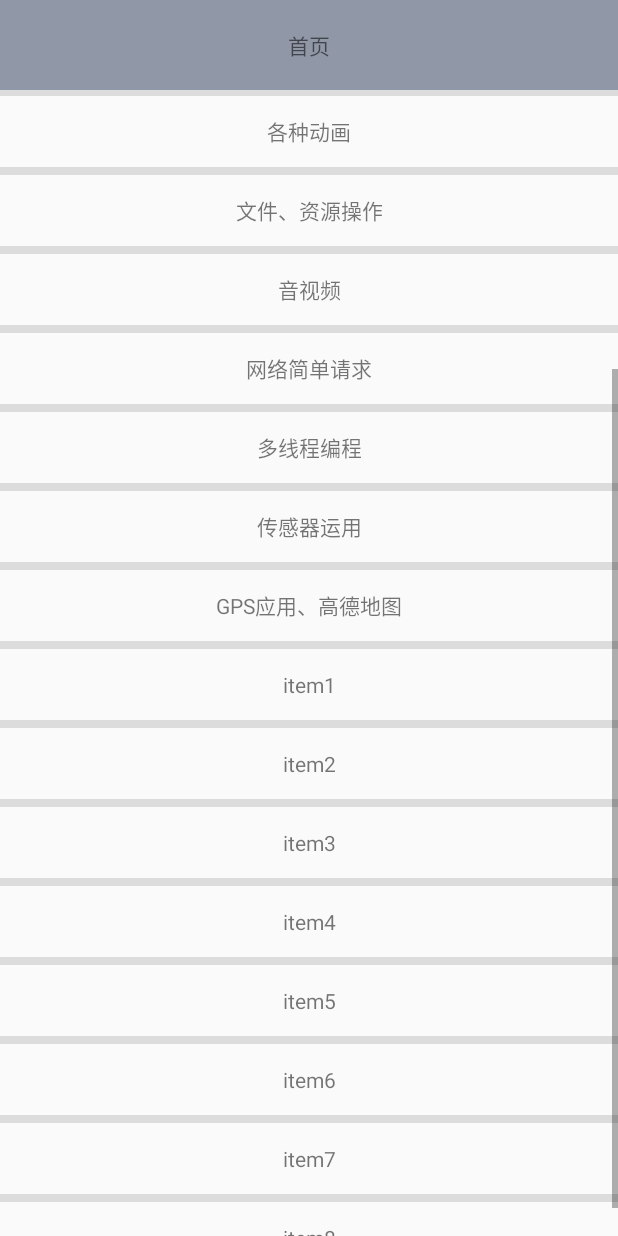
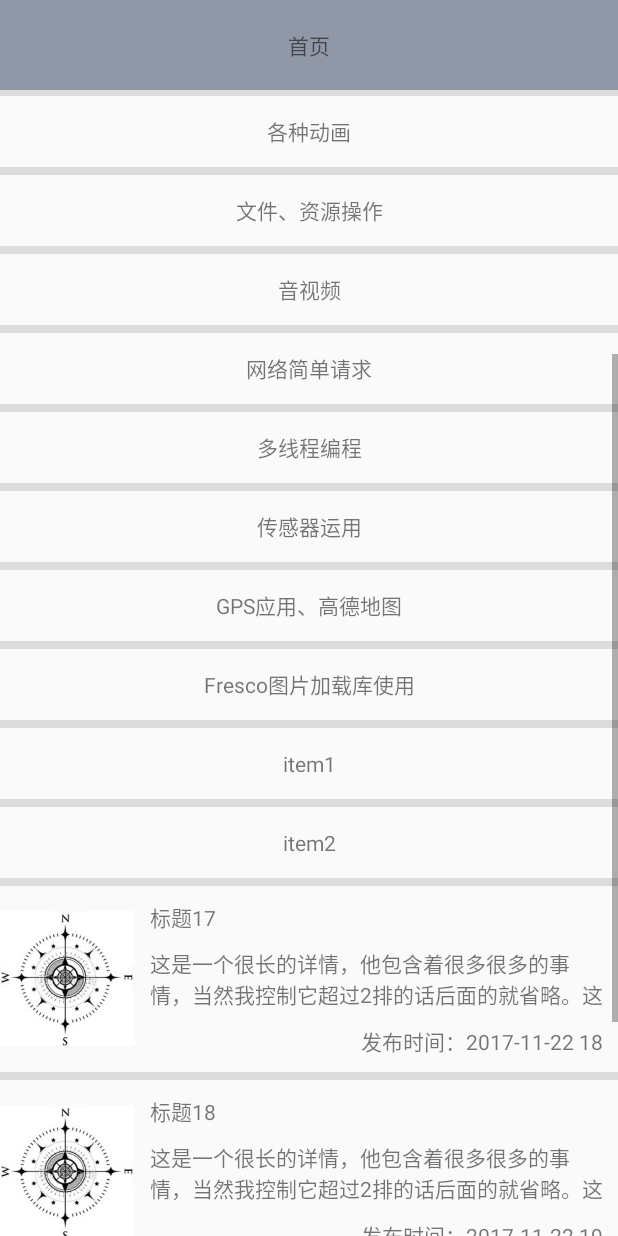
Before and after one commit to LongJiang90/androidS2.3, an Android app: the screen it shows after launch (MainActivity), scrolled down 576 dp, on a phone screen of 412 x 824 dp. Run offline under Robolectric (Android 15) with nearby library versions, the phone set to English and light mode, and no system bars; libraries missing offline, so code that uses them is left out: com.facebook.drawee, org.xutils.x; 2 statements that could not run were skipped.

Commit message:
高德地图SDK简单使用，接下来学习常用的第三方库

```diff
--- a/app/src/main/AndroidManifest.xml
+++ b/app/src/main/AndroidManifest.xml
@@ -37,12 +37,14 @@
 
 
     <application
+        android:name=".MyApplication"
         android:allowBackup="true"
         android:icon="@mipmap/ic_launcher"
         android:label="@string/app_name"
         android:roundIcon="@mipmap/ic_launcher_round"
         android:supportsRtl="true"
-        android:theme="@style/AppTheme">
+        android:theme="@style/AppTheme"
+        > <!-- android:name=指定application类 -->
 
         <!--高德地图需要开启的定位服务-->
         <service android:name="com.amap.api.location.APSService"/>
--- a/app/src/main/java/com/longj/androids23/GPSAndGaoDeMapActivity.java
+++ b/app/src/main/java/com/longj/androids23/GPSAndGaoDeMapActivity.java
@@ -19,7 +19,14 @@ import com.amap.api.location.AMapLocation;
 import com.amap.api.location.AMapLocationClient;
 import com.amap.api.location.AMapLocationClientOption;
 import com.amap.api.location.AMapLocationListener;
+import com.amap.api.maps.AMap;
+import com.amap.api.maps.CameraUpdate;
+import com.amap.api.maps.CameraUpdateFactory;
 import com.amap.api.maps.MapView;
+import com.amap.api.maps.model.BitmapDescriptorFactory;
+import com.amap.api.maps.model.LatLng;
+import com.amap.api.maps.model.Marker;
+import com.amap.api.maps.model.MarkerOptions;
 
 import java.security.MessageDigest;
 import java.security.NoSuchAlgorithmException;
@@ -33,6 +40,8 @@ public class GPSAndGaoDeMapActivity extends AppCompatActivity {
     TextView gdMapTextV;
 
     //高德地图相关属性
+    MapView mapV;
+    AMap aMap;
     AMapLocationClient mLocationClient = null;
     AMapLocationListener locationListener;
     AMapLocationClientOption mLocationOption = null;
@@ -133,6 +142,7 @@ public class GPSAndGaoDeMapActivity extends AppCompatActivity {
 
                 if (aMapLocation != null) {
                     if (aMapLocation.getErrorCode() == 0) {
+                        addPointInMapView(aMapLocation.getLatitude(),aMapLocation.getLongitude());
                         gdMapTextV.setText("高德地图的定位SDK定位信息："+"\n  经度:"+aMapLocation.getLongitude() + "\n  纬度:"+aMapLocation.getLatitude() +"\n  高度:"+aMapLocation.getAltitude()
                                 +"\n  速度:"+aMapLocation.getSpeed() +"\n  方向:"+aMapLocation.getBearing() +"\n  定位时间:"+df.format(date) );
                     }else {
@@ -149,15 +159,22 @@ public class GPSAndGaoDeMapActivity extends AppCompatActivity {
 
         mLocationOption = new AMapLocationClientOption();
         mLocationOption.setLocationMode(AMapLocationClientOption.AMapLocationMode.Hight_Accuracy);//高精度
-        mLocationOption.setInterval(10000);//设置定位间隔,单位毫秒,默认为2000ms，最低1000ms。
+        mLocationOption.setInterval(60000);//设置定位间隔,单位毫秒,默认为2000ms，最低1000ms。
         mLocationOption.setNeedAddress(true);//设置是否返回地址信息（默认返回地址信息）
         mLocationOption.setHttpTimeOut(30000);//设置请求超时时间，默认30s，最好不低于8s
         mLocationClient.setLocationOption(mLocationOption);
         mLocationClient.startLocation();// 启动定位
 
-        MapView mapV = (MapView) findViewById(R.id.mapView);
+        mapV = (MapView) findViewById(R.id.mapView);
         mapV.onCreate(savedInstanceState);
 
+        if (aMap == null) {
+            aMap = mapV.getMap();
+            CameraUpdate cu = CameraUpdateFactory.zoomTo(15);
+            aMap.moveCamera(cu);
+            CameraUpdate tiltUpdate = CameraUpdateFactory.changeTilt(30);
+            aMap.moveCamera(tiltUpdate);
+        }
 
     }
 
@@ -176,6 +193,25 @@ public class GPSAndGaoDeMapActivity extends AppCompatActivity {
             locTextV.setText("定位失败:定位信息为空  "+stateStr);
         }
     }
+
+    public void addPointInMapView(double lat, double lng) {
+        aMap.clear();
+
+        LatLng pos = new LatLng(lat, lng);
+        CameraUpdate cu = CameraUpdateFactory.changeLatLng(pos);
+        aMap.moveCamera(cu);
+        //创建大头针
+        MarkerOptions markerOptions = new MarkerOptions();
+        markerOptions.position(pos);
+        markerOptions.title("我的位置");
+        markerOptions.snippet("学习高德地图定位");
+        markerOptions.icon(BitmapDescriptorFactory.defaultMarker(BitmapDescriptorFactory.HUE_RED));
+        markerOptions.draggable(true);
+        Marker marker = aMap.addMarker(markerOptions);
+        marker.showInfoWindow();
+    }
+
+
 
     public static String sHA1(Context context) {
         try {
--- a/app/src/main/java/com/longj/androids23/MainActivity.java
+++ b/app/src/main/java/com/longj/androids23/MainActivity.java
@@ -88,8 +88,11 @@ public class MainActivity extends AppCompatActivity {
         });
 
 
-        String[] nameArr = new String[]{"图片浏览器","手势检测","常用布局","站长首页","刮刮乐","高级控件使用","动态改变布局","各种动画","文件、资源操作","音视频","网络简单请求","多线程编程",
-                "传感器运用","GPS应用、高德地图","item1","item2","item3","item4","item5","item6","item7","item8"};
+        String[] nameArr = new String[]{"图片浏览器","手势检测","常用布局","站长首页","刮刮乐"
+                , "高级控件使用", "动态改变布局","各种动画","文件、资源操作","音视频","网络简单请求"
+                , "多线程编程", "传感器运用","GPS应用、高德地图","Fresco图片加载库使用"
+                , "item1","item2","item3","item4","item5","item6","item7","item8"};
+
         names = nameArr;
         int[] idArr = new int[]{R.id.textView};
         SimpleAdapter simpleAdapter = new SimpleAdapter(this, this.getItem(nameArr), R.layout.list_view_item, nameArr, idArr);
@@ -160,7 +163,7 @@ public class MainActivity extends AppCompatActivity {
                         break;
 
                     default:
-                        Toast.makeText(view.getContext(), "开发中...",3).show();
+                        Toast.makeText(view.getContext(), "开发中...",3 ).show();
 
 
                         break;
@@ -225,23 +228,70 @@ public class MainActivity extends AppCompatActivity {
 
         @Override
         public View getView(int position, View convertView, ViewGroup parent) {
-            ViewHolder holder;
-            if (convertView==null) {
-                holder=new ViewHolder();
-                convertView=inflater.inflate(R.layout.list_view_item,null);
-                holder.tv= (TextView) convertView.findViewById(R.id.textView);
-                convertView.setTag(holder);
-            }else {
-                holder= (ViewHolder) convertView.getTag();
+
+            int type = getItemViewType(position);
+
+            FzItemHolder fzItemHolder;
+            ViewHolder viewHolder;
+            switch (type) {
+                case 0:
+                    if (convertView==null ) {
+                        fzItemHolder=new FzItemHolder();
+
+                        convertView=inflater.inflate(R.layout.list_view_fz_item,null);
+                        fzItemHolder.imageView= (ImageView) convertView.findViewById(R.id.home_item_imageView);
+                        fzItemHolder.titleTV= (TextView) convertView.findViewById(R.id.home_item_titleTextV);
+                        fzItemHolder.detialTV= (TextView) convertView.findViewById(R.id.home_item_detialTextV);
+                        fzItemHolder.fbTimeTV= (TextView) convertView.findViewById(R.id.home_item_fbTimeTextV);
+                        convertView.setTag(R.id.tag_second, fzItemHolder);
+                    }else {
+                        fzItemHolder= (FzItemHolder) convertView.getTag(R.id.tag_second);
+                    }
+
+                    fzItemHolder.imageView.setImageDrawable(getDrawable(R.drawable.zhinanzhen));
+                    fzItemHolder.titleTV.setText("标题"+position);
+//                holder.detialTV
+                    fzItemHolder.fbTimeTV.setText("发布时间：2017-11-22 "+(position+1));
+                    break;
+                case 1:
+                    if (convertView==null) {
+                        viewHolder=new ViewHolder();
+                        convertView=inflater.inflate(R.layout.list_view_item,null);
+                        viewHolder.tv= (TextView) convertView.findViewById(R.id.textView);
+                        convertView.setTag(R.id.tag_frist, viewHolder);
+                    }else {
+                        viewHolder= (ViewHolder) convertView.getTag(R.id.tag_frist);
+                    }
+                    viewHolder.tv.setText(strs[position]);
+                    break;
             }
-            holder.tv.setText(strs[position]);
             return convertView;
+        }
+
+
+        //实现下面2个协议方法，会告诉协议我有几种不同的item，且每种item的type标识，且在不同的type下会读取不同的缓存池
+        @Override
+        public int getViewTypeCount() {
+            return 2;
+        }
+        @Override
+        public int getItemViewType(int position) {
+            return position>16?0:1;
         }
 
         //缓存池 不同样式的listViewItem需要不同Holder来缓存 每一种不同的cell需要不同的holder来缓存
         class ViewHolder{
             private TextView tv;
         }
+
+        class FzItemHolder {
+
+            private ImageView imageView;
+            private TextView titleTV;
+            private TextView detialTV;
+            private TextView fbTimeTV;
+
+        }
     }
 
 }
--- a/app/src/main/java/com/longj/androids23/MyApplication.java
+++ b/app/src/main/java/com/longj/androids23/MyApplication.java
@@ -1,6 +1,8 @@
 package com.longj.androids23;
 
 import android.app.Application;
+
+import com.facebook.drawee.backends.pipeline.Fresco;
 
 import org.xutils.x;
 
@@ -16,5 +18,8 @@ public class MyApplication extends Application {
         x.Ext.init(this);
 //        x.Ext.setDebug(BuildConfig.DEBUG);//是否输出debug日志，开启会影响性能
 
+        //初始化图片加载类(Fresco)
+        Fresco.initialize(this);
+
     }
 }
--- /dev/null
+++ b/app/src/main/res/layout/list_view_fz_item.xml
@@ -0,0 +1,56 @@
+<?xml version="1.0" encoding="utf-8"?>
+<LinearLayout xmlns:android="http://schemas.android.com/apk/res/android"
+    android:orientation="vertical" android:layout_width="match_parent"
+    android:layout_height="match_parent">
+
+    <LinearLayout
+        android:layout_width="match_parent"
+        android:layout_height="wrap_content"
+        android:orientation="horizontal">
+        <ImageView
+            android:id="@+id/home_item_imageView"
+            android:layout_width="90dp"
+            android:layout_height="90dp"
+            android:src="@drawable/zhinanzhen"
+            android:layout_gravity="center_vertical"
+            />
+
+        <LinearLayout
+            android:layout_width="match_parent"
+            android:layout_height="wrap_content"
+            android:orientation="vertical">
+            <TextView
+                android:id="@+id/home_item_titleTextV"
+                android:layout_width="match_parent"
+                android:layout_height="wrap_content"
+                android:layout_marginLeft="10dp"
+                android:layout_marginRight="10dp"
+                android:text="标题"
+                android:layout_marginTop="10dp"/>
+            <TextView
+                android:id="@+id/home_item_detialTextV"
+                android:layout_width="match_parent"
+                android:layout_height="wrap_content"
+                android:text="这是一个很长的详情，他包含着很多很多的事情，当然我控制它超过2排的话后面的就省略。这是一个很长的详情，他包含着很多很多的事情，当然我控制它超过2排的话后面的就省略。这是一个很长的详情，他包含着很多很多的事情，当然我控制它超过2排的话后面的就省略。"
+                android:layout_marginTop="10dp"
+                android:layout_marginLeft="10dp"
+                android:layout_marginRight="10dp"
+                android:lines="2"/>
+            <TextView
+                android:id="@+id/home_item_fbTimeTextV"
+                android:layout_width="match_parent"
+                android:layout_height="wrap_content"
+                android:text="发布时间"
+                android:layout_marginTop="10dp"
+                android:gravity="right"
+                android:layout_marginRight="10dp"
+                android:layout_marginBottom="10dp"
+                />
+
+        </LinearLayout>
+
+    </LinearLayout>
+
+
+
+</LinearLayout>
--- /dev/null
+++ b/app/src/main/res/values/ids.xml
@@ -0,0 +1,6 @@
+<?xml version="1.0" encoding="utf-8"?>
+<resources>
+    <item type="id" name="tag_frist" />
+    <item type="id" name="tag_second" />
+
+</resources>
```
Also changed, not shown: app/build.gradle (+12 -0 lines).
